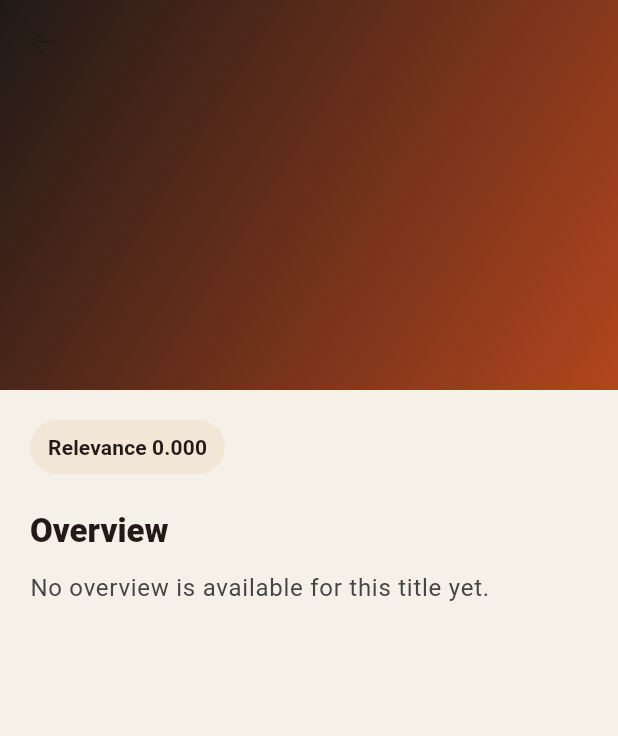
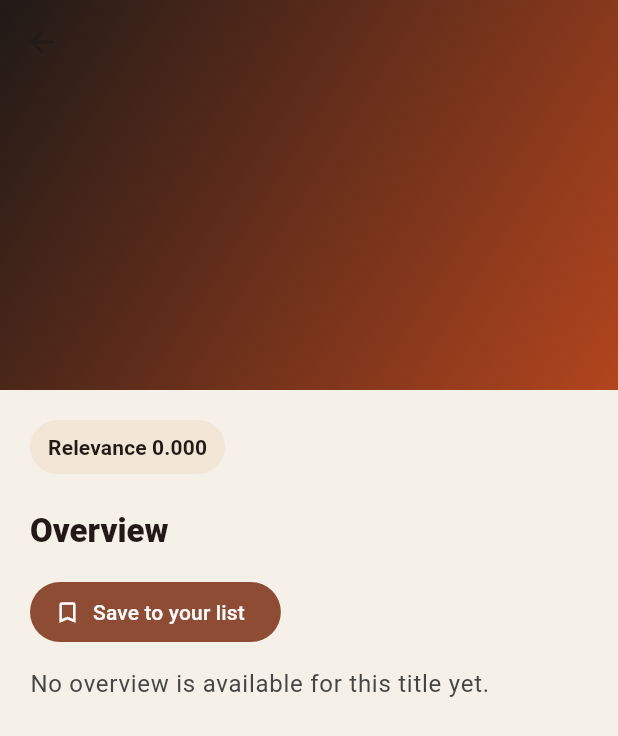
Before and after one commit to Abhi2627/rec-system, a Flutter app: the MovieDetailPage screen opened directly with empty values, on a phone screen of 412 x 824 dp. Shown: the top 736 px of the screen. Run offline on Flutter 3.47's test engine with Material 3 defaults, Android fonts, the phone set to English and light mode, and no system bars; our stand-ins replace shared_preferences; accounts and stored records are empty; network calls fail.

Commit message:
Add saved movies flow to Flutter client

```diff
--- a/mobile-flutter/lib/src/features/discovery/presentation/movie_detail_page.dart
+++ b/mobile-flutter/lib/src/features/discovery/presentation/movie_detail_page.dart
@@ -3,9 +3,16 @@ import 'package:flutter/material.dart';
 import '../domain/movie.dart';
 
 class MovieDetailPage extends StatelessWidget {
-  const MovieDetailPage({super.key, required this.movie});
+  const MovieDetailPage({
+    super.key,
+    required this.movie,
+    required this.isSaved,
+    required this.onToggleSaved,
+  });
 
   final Movie movie;
+  final bool isSaved;
+  final VoidCallback onToggleSaved;
 
   @override
   Widget build(BuildContext context) {
@@ -88,6 +95,16 @@ class MovieDetailPage extends StatelessWidget {
                       fontWeight: FontWeight.w800,
                     ),
                   ),
+                  const SizedBox(height: 16),
+                  FilledButton.icon(
+                    onPressed: onToggleSaved,
+                    icon: Icon(
+                      isSaved ? Icons.bookmark : Icons.bookmark_border,
+                    ),
+                    label: Text(
+                      isSaved ? 'Saved to your list' : 'Save to your list',
+                    ),
+                  ),
                   const SizedBox(height: 12),
                   Text(
                     movie.overview.isEmpty
```
Also changed, not shown: mobile-flutter/lib/src/features/discovery/data/discovery_repository.dart (+23 -0 lines), mobile-flutter/lib/src/features/discovery/presentation/discovery_controller.dart (+10 -0 lines), mobile-flutter/lib/src/features/discovery/presentation/discovery_page.dart (+70 -7 lines).
